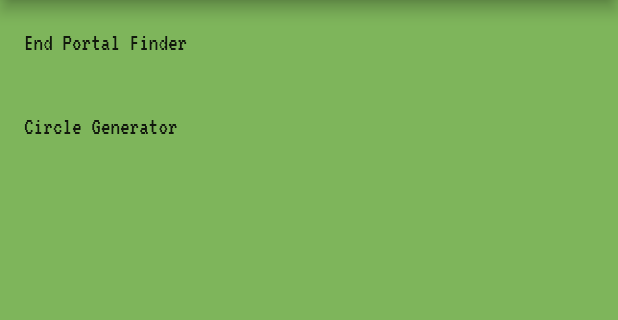
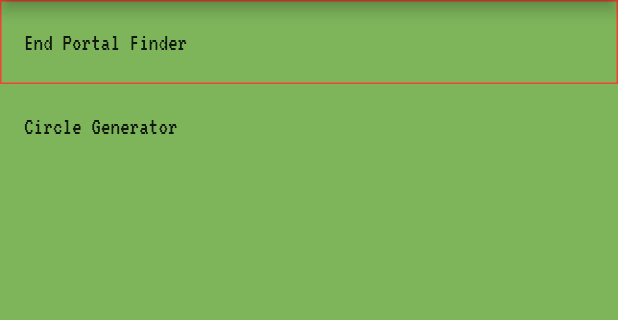
Before and after one commit to RyanRemer/minecraft_calculator, a Flutter app: the screen it shows after launch, on a phone screen of 412 x 824 dp, the part 84-404 px from its top. Run offline on Flutter 3.47's test engine with Material 2 defaults, Android fonts, the phone set to English and light mode, and no system bars.

```diff
--- a/lib/pages/home_page.dart
+++ b/lib/pages/home_page.dart
@@ -17,8 +17,14 @@ class _HomePageState extends State<HomePage> {
       backgroundColor: Theme.of(context).backgroundColor,
       body: ListView(
         children: <Widget>[
-          ListTile(
-            title: Text("End Portal Finder"),
+          DecoratedBox(
+            decoration: BoxDecoration(
+              border: Border.all(color:Colors.red),
+
+            ),
+            child: ListTile(
+              title: Text("End Portal Finder"),
+            ),
           ),
           ListTile(
             title: Text("Circle Generator"),
```
Also changed, not shown: lib/widgets/custom_list_tile.dart (added, +18 -0 lines).
